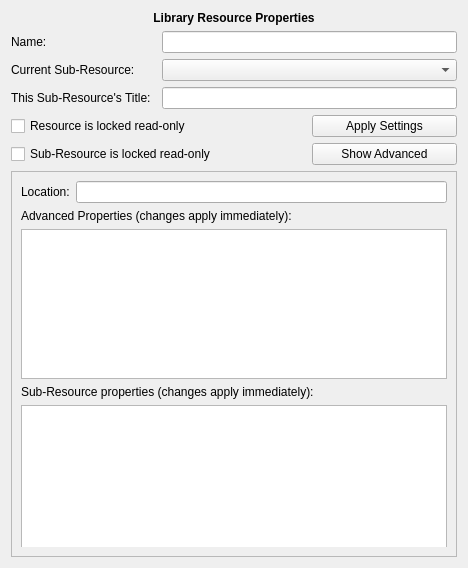
Before: the Qt Designer form src/klflibrespropeditor.ui in CryFeiFei/klatexformula, drawn with Qt 5.
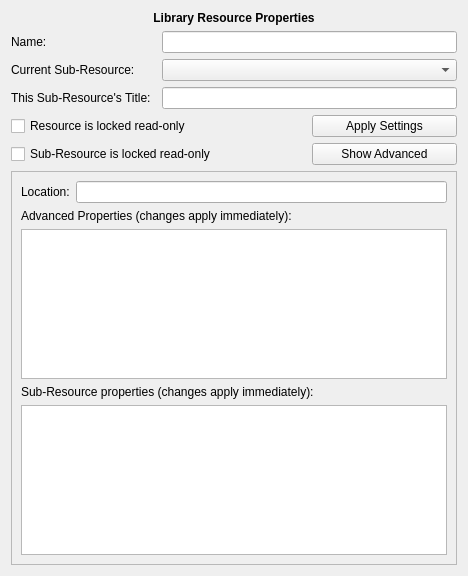
After: the same form once the commit is applied.

The edit to the form file:
```diff
--- a/src/klflibrespropeditor.ui
+++ b/src/klflibrespropeditor.ui
@@ -19,7 +19,10 @@
   <property name="windowTitle">
    <string>Resource Properties Editor</string>
   </property>
-  <layout class="QGridLayout" name="gridLayout">
+  <layout class="QGridLayout" name="lyt_KLFLibResPropEditor">
+   <property name="sizeConstraint">
+    <enum>QLayout::SetMinAndMaxSize</enum>
+   </property>
    <item row="0" column="0" colspan="3">
     <widget class="QLabel" name="lbl">
      <property name="sizePolicy">
@@ -80,7 +83,10 @@
      <property name="frameShadow">
       <enum>QFrame::Raised</enum>
      </property>
-     <layout class="QGridLayout" name="gridLayout_2">
+     <layout class="QGridLayout" name="lyt_frmAdvanced">
+      <property name="sizeConstraint">
+       <enum>QLayout::SetMinAndMaxSize</enum>
+      </property>
       <item row="0" column="0">
        <widget class="QLabel" name="lblUrl">
         <property name="text">
```
